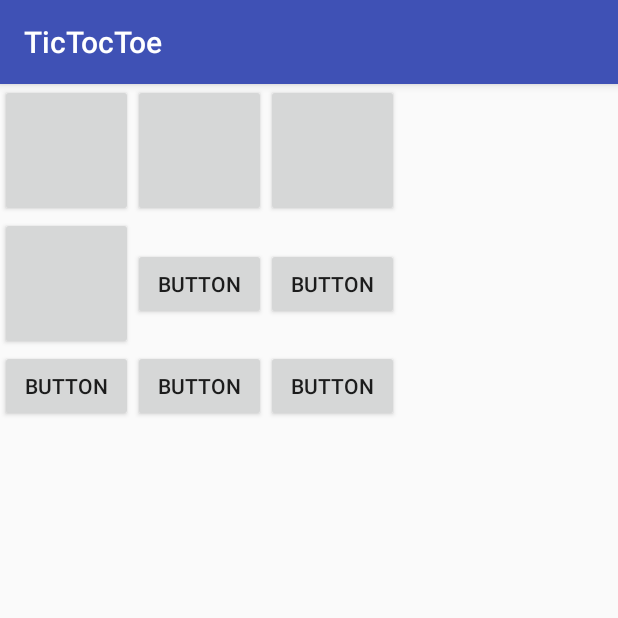
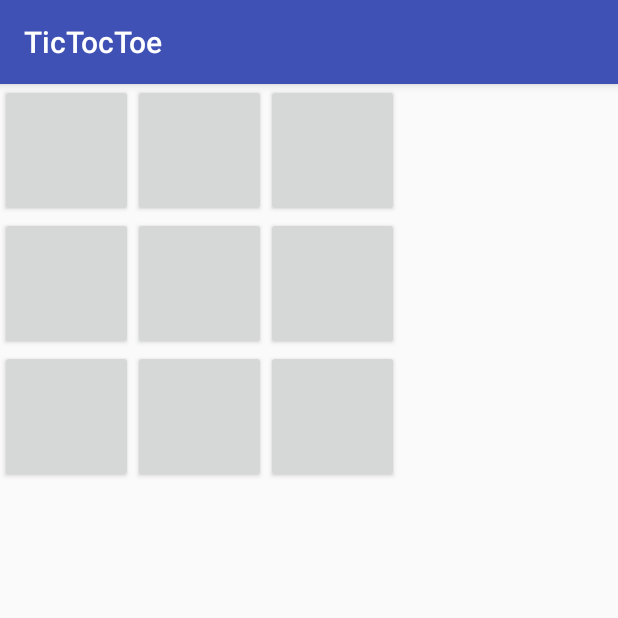
Before and after one commit to dev-tam/TicTacToe, an Android app: the screen it shows after launch (MainActivity), on a phone screen of 412 x 824 dp, the top half of it. Run offline under Robolectric (Android 15) with nearby library versions, the phone set to English and light mode, and no system bars.

Commit message:
lazy designing

```diff
--- a/app/src/main/res/layout/activity_main.xml
+++ b/app/src/main/res/layout/activity_main.xml
@@ -37,16 +37,14 @@
             android:layout_height="40pt" />
 
         <Button
-            android:id="@+id/button6"
-            android:layout_width="wrap_content"
-            android:layout_height="wrap_content"
-            android:text="Button" />
+            android:id="@+id/bu5"
+            android:layout_width="40pt"
+            android:layout_height="40pt" />
 
         <Button
-            android:id="@+id/button5"
-            android:layout_width="wrap_content"
-            android:layout_height="wrap_content"
-            android:text="Button" />
+            android:id="@+id/bu6"
+            android:layout_width="40pt"
+            android:layout_height="40pt" />
     </TableRow>
 
     <TableRow
@@ -54,21 +52,18 @@
         android:layout_height="match_parent" >
 
         <Button
-            android:id="@+id/button10"
-            android:layout_width="wrap_content"
-            android:layout_height="wrap_content"
-            android:text="Button" />
+            android:id="@+id/bu7"
+            android:layout_width="40pt"
+            android:layout_height="40pt" />
 
         <Button
-            android:id="@+id/button9"
-            android:layout_width="wrap_content"
-            android:layout_height="wrap_content"
-            android:text="Button" />
+            android:id="@+id/bu8"
+            android:layout_width="40pt"
+            android:layout_height="40pt" />
 
         <Button
-            android:id="@+id/button8"
-            android:layout_width="wrap_content"
-            android:layout_height="wrap_content"
-            android:text="Button" />
+            android:id="@+id/bu9"
+            android:layout_width="40pt"
+            android:layout_height="40pt" />
     </TableRow>
 </TableLayout>
```
